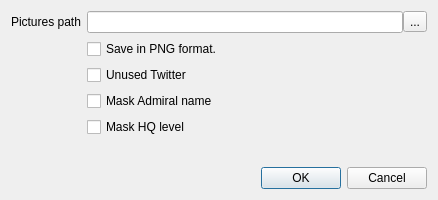
Above: settingsdialog.ui from ioriayane/KanmusuMemory before the change. Below: the same form after it.
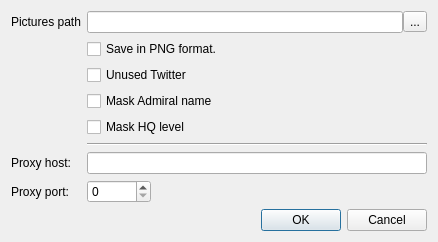
That is the form after the change. Icons and pictures are not drawn.

Commit message: Add proxy support for some Kancolle-Timer tools.

```diff
--- a/settingsdialog.ui
+++ b/settingsdialog.ui
@@ -7,7 +7,7 @@
     <x>0</x>
     <y>0</y>
     <width>438</width>
-    <height>200</height>
+    <height>228</height>
    </rect>
   </property>
   <property name="windowTitle">
@@ -20,6 +20,9 @@
   <layout class="QVBoxLayout" name="verticalLayout">
    <item>
     <layout class="QFormLayout" name="formLayout">
+     <property name="fieldGrowthPolicy">
+      <enum>QFormLayout::AllNonFixedFieldsGrow</enum>
+     </property>
      <item row="0" column="0">
       <widget class="QLabel" name="label">
        <property name="text">
@@ -90,6 +93,57 @@
        </property>
       </widget>
      </item>
+     <item row="5" column="1">
+      <widget class="Line" name="line">
+       <property name="orientation">
+        <enum>Qt::Horizontal</enum>
+       </property>
+      </widget>
+     </item>
+     <item row="6" column="0">
+      <widget class="QLabel" name="proxyHostLabel">
+       <property name="text">
+        <string>Proxy host:</string>
+       </property>
+      </widget>
+     </item>
+     <item row="6" column="1">
+      <widget class="QLineEdit" name="proxyHost"/>
+     </item>
+     <item row="7" column="0">
+      <widget class="QLabel" name="proxyPortLabel">
+       <property name="text">
+        <string>Proxy port:</string>
+       </property>
+      </widget>
+     </item>
+     <item row="7" column="1">
+      <layout class="QHBoxLayout" name="horizontalLayout_2">
+       <item>
+        <widget class="QSpinBox" name="proxyPort">
+         <property name="minimumSize">
+          <size>
+           <width>64</width>
+           <height>0</height>
+          </size>
+         </property>
+        </widget>
+       </item>
+       <item>
+        <spacer name="proxyPortMergin">
+         <property name="orientation">
+          <enum>Qt::Horizontal</enum>
+         </property>
+         <property name="sizeHint" stdset="0">
+          <size>
+           <width>40</width>
+           <height>20</height>
+          </size>
+         </property>
+        </spacer>
+       </item>
+      </layout>
+     </item>
     </layout>
    </item>
    <item>
```
Left out of the diff: 11 changed lines with no effect on the pictures. The commit also changes 4 other files.
